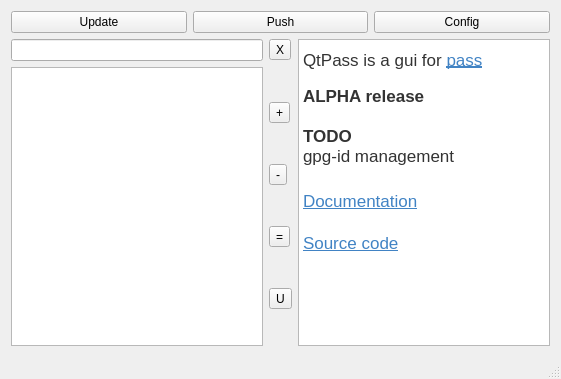
First picture: the form in mainwindow.ui, repository IJHack/QtPass, before the edit.
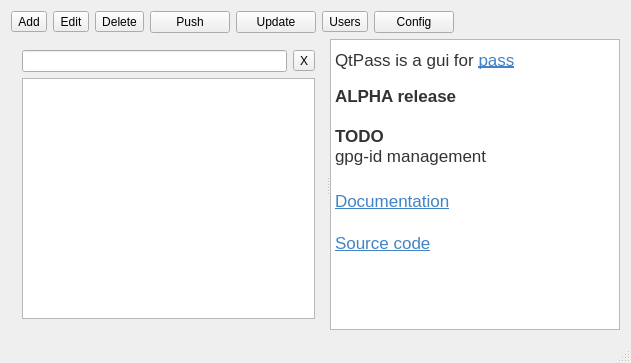
Second picture: the form after the edit.

Commit message: Redesign of main interface

Diff of the .ui file:
```diff
--- a/mainwindow.ui
+++ b/mainwindow.ui
@@ -6,21 +6,54 @@
    <rect>
     <x>0</x>
     <y>0</y>
-    <width>561</width>
-    <height>379</height>
+    <width>631</width>
+    <height>363</height>
    </rect>
   </property>
   <property name="windowTitle">
    <string>QtPass</string>
   </property>
   <widget class="QWidget" name="centralWidget">
-   <layout class="QVBoxLayout" name="verticalLayout">
+   <layout class="QVBoxLayout" name="verticalLayout_2">
     <item>
+     <widget class="QFrame" name="frame">
+      <property name="sizePolicy">
+       <sizepolicy hsizetype="Preferred" vsizetype="Fixed">
+        <horstretch>0</horstretch>
+        <verstretch>0</verstretch>
+       </sizepolicy>
+      </property>
      <layout class="QHBoxLayout" name="horizontalLayout_2">
+       <property name="leftMargin">
+        <number>0</number>
+       </property>
+       <property name="topMargin">
+        <number>0</number>
+       </property>
+       <property name="rightMargin">
+        <number>0</number>
+       </property>
+       <property name="bottomMargin">
+        <number>0</number>
+       </property>
       <item>
-       <widget class="QPushButton" name="updateButton">
+        <widget class="QToolButton" name="addButton">
         <property name="text">
-         <string>Update</string>
+          <string>Add</string>
+         </property>
+        </widget>
+       </item>
+       <item>
+        <widget class="QToolButton" name="editButton">
+         <property name="text">
+          <string>Edit</string>
+         </property>
+        </widget>
+       </item>
+       <item>
+        <widget class="QToolButton" name="deleteButton">
+         <property name="text">
+          <string>Delete</string>
         </property>
        </widget>
       </item>
@@ -31,6 +64,20 @@
         </property>
        </widget>
       </item>
+       <item>
+        <widget class="QPushButton" name="updateButton">
+         <property name="text">
+          <string>Update</string>
+         </property>
+        </widget>
+       </item>
+       <item>
+        <widget class="QToolButton" name="usersButton">
+         <property name="text">
+          <string>Users</string>
+         </property>
+        </widget>
+       </item>
       <item>
        <widget class="QPushButton" name="configButton">
         <property name="text">
@@ -38,60 +85,48 @@
         </property>
        </widget>
       </item>
-     </layout>
+       <item>
+        <spacer name="horizontalSpacer">
+         <property name="orientation">
+          <enum>Qt::Horizontal</enum>
+         </property>
+         <property name="sizeHint" stdset="0">
+          <size>
+           <width>40</width>
+           <height>20</height>
+          </size>
+         </property>
+        </spacer>
+       </item>
+      </layout>
+     </widget>
     </item>
+    <item>
+     <widget class="QSplitter" name="splitter">
+      <property name="orientation">
+       <enum>Qt::Horizontal</enum>
+      </property>
+      <widget class="QWidget" name="layoutWidget">
+       <layout class="QVBoxLayout" name="verticalLayout">
     <item>
      <layout class="QHBoxLayout" name="horizontalLayout">
       <item>
-       <layout class="QGridLayout" name="gridLayout_2">
-        <item row="1" column="1">
          <widget class="QLineEdit" name="lineEdit"/>
         </item>
-        <item row="1" column="2">
+          <item>
          <widget class="QToolButton" name="clearButton">
           <property name="text">
            <string>X</string>
           </property>
          </widget>
         </item>
-        <item row="2" column="2">
-         <layout class="QVBoxLayout" name="verticalLayout_2">
-          <item>
-           <widget class="QToolButton" name="addButton">
-            <property name="text">
-             <string>+</string>
-            </property>
-           </widget>
-          </item>
-          <item>
-           <widget class="QToolButton" name="deleteButton">
-            <property name="text">
-             <string>-</string>
-            </property>
-           </widget>
-          </item>
-          <item>
-           <widget class="QToolButton" name="editButton">
-            <property name="text">
-             <string>=</string>
-            </property>
-           </widget>
-          </item>
-          <item>
-           <widget class="QToolButton" name="usersButton">
-            <property name="text">
-             <string>U</string>
-            </property>
-           </widget>
-          </item>
          </layout>
         </item>
-        <item row="2" column="1">
+        <item>
          <widget class="QTreeView" name="treeView"/>
         </item>
        </layout>
-      </item>
-      <item>
+      </widget>
        <widget class="QTextBrowser" name="textBrowser">
         <property name="html">
          <string>&lt;!DOCTYPE HTML PUBLIC &quot;-//W3C//DTD HTML 4.0//EN&quot; &quot;http://www.w3.org/TR/REC-html40/strict.dtd&quot;&gt;
@@ -109,8 +144,7 @@
 &lt;p style=&quot;-qt-paragraph-type:empty; margin-top:0px; margin-bottom:0px; margin-left:0px; margin-right:0px; -qt-block-indent:0; text-indent:0px; font-family:'Helvetica Neue,Helvetica,Segoe UI,Arial,freesans,sans-serif'; font-size:13pt; color:#333333;&quot;&gt;&lt;br /&gt;&lt;/p&gt;&lt;/body&gt;&lt;/html&gt;</string>
         </property>
        </widget>
-      </item>
-     </layout>
+     </widget>
     </item>
    </layout>
   </widget>
```
Left out of the diff: 9 changed lines with no effect on the pictures. Lines whose indentation alone changed are shown as unchanged.
